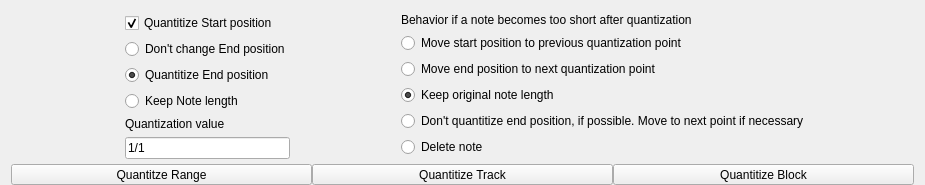
kmatheussen/radium, file bin/quantization.ui: the form before one commit.
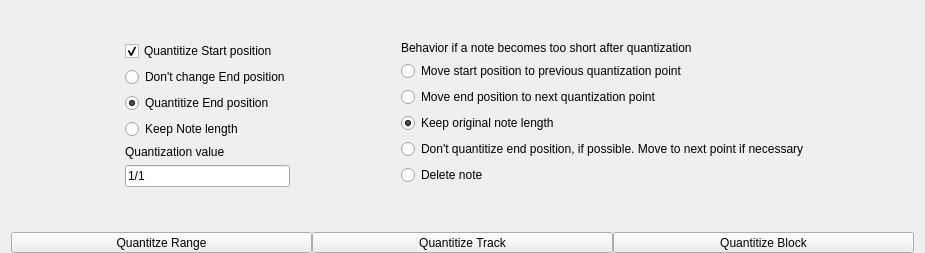
The form after the commit. Custom widgets are drawn as their Qt base class.

Commit message: Make the "lowertab" tab bar look better, plus various minor things.

The edit to the form file:
```diff
--- a/bin/quantization.ui
+++ b/bin/quantization.ui
@@ -7,13 +7,13 @@
     <x>0</x>
     <y>0</y>
     <width>925</width>
-    <height>185</height>
+    <height>253</height>
    </rect>
   </property>
   <property name="windowTitle">
    <string>Form</string>
   </property>
-  <layout class="QVBoxLayout" name="verticalLayout" stretch="1,5,0">
+  <layout class="QVBoxLayout" name="verticalLayout" stretch="1,0,1,0">
    <property name="spacing">
     <number>0</number>
    </property>
@@ -31,7 +31,7 @@
      <property name="sizeHint" stdset="0">
       <size>
        <width>20</width>
-       <height>1</height>
+       <height>20</height>
       </size>
      </property>
     </spacer>
@@ -284,6 +284,19 @@
      </layout>
     </widget>
    </item>
+   <item>
+    <spacer name="verticalSpacer_4">
+     <property name="orientation">
+      <enum>Qt::Vertical</enum>
+     </property>
+     <property name="sizeHint" stdset="0">
+      <size>
+       <width>20</width>
+       <height>10</height>
+      </size>
+     </property>
+    </spacer>
+   </item>
    <item>
     <layout class="QHBoxLayout" name="horizontalLayout_3">
      <item>
```
The commit also changes 7 other files.
